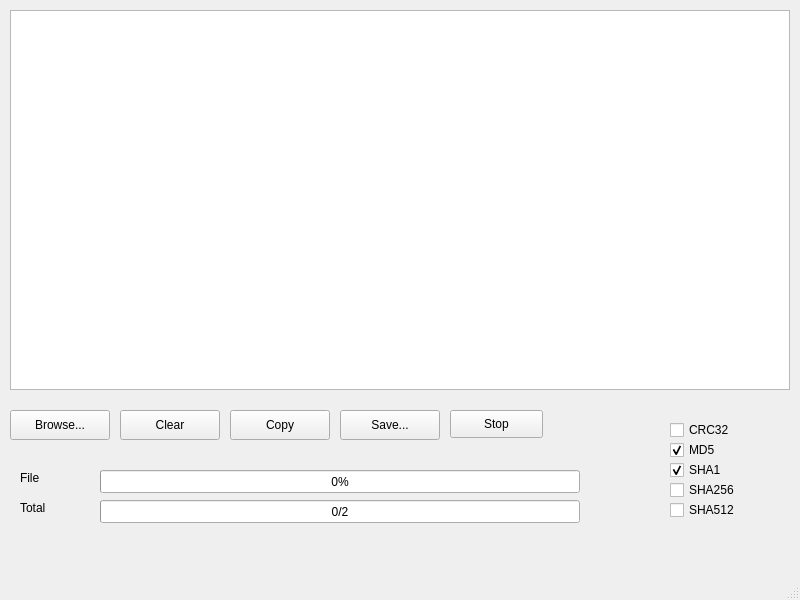
First picture: the form in xhash.ui, repository qux-bbb/XHash, before the edit.
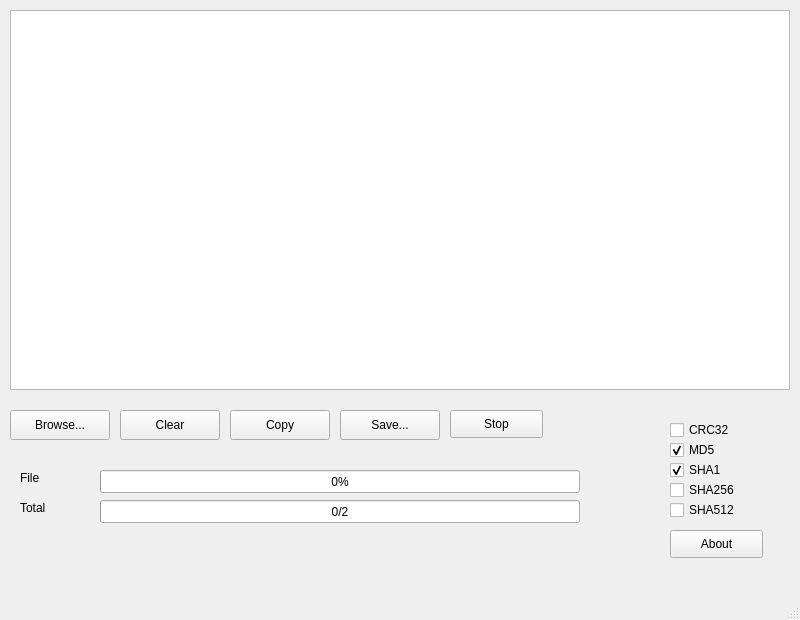
Second picture: the form after the edit.

Diff of the .ui file:
```diff
--- a/xhash.ui
+++ b/xhash.ui
@@ -10,19 +10,19 @@
     <x>0</x>
     <y>0</y>
     <width>800</width>
-    <height>600</height>
+    <height>620</height>
    </rect>
   </property>
   <property name="minimumSize">
    <size>
-    <width>800</width>
-    <height>600</height>
+    <width>0</width>
+    <height>0</height>
    </size>
   </property>
   <property name="maximumSize">
    <size>
-    <width>800</width>
-    <height>600</height>
+    <width>16777215</width>
+    <height>16777215</height>
    </size>
   </property>
   <property name="acceptDrops">
@@ -282,6 +282,19 @@
      <string/>
     </property>
    </widget>
+   <widget class="QPushButton" name="pushButton_about">
+    <property name="geometry">
+     <rect>
+      <x>670</x>
+      <y>530</y>
+      <width>93</width>
+      <height>28</height>
+     </rect>
+    </property>
+    <property name="text">
+     <string>About</string>
+    </property>
+   </widget>
   </widget>
   <widget class="QMenuBar" name="menubar">
    <property name="geometry">
```
